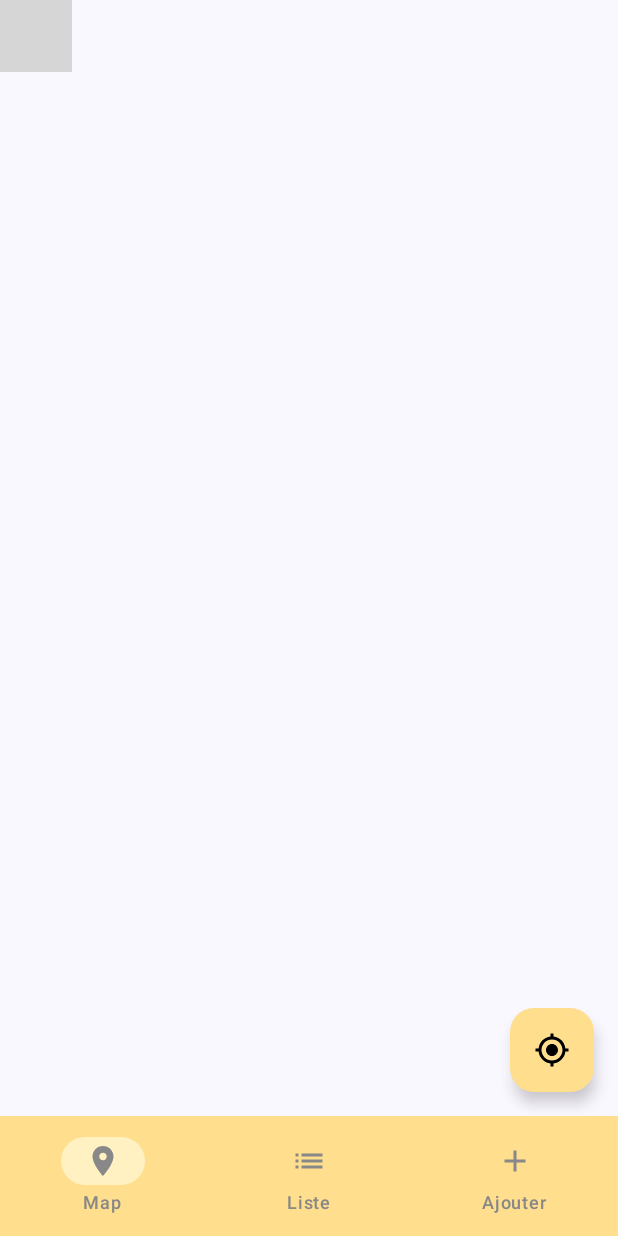
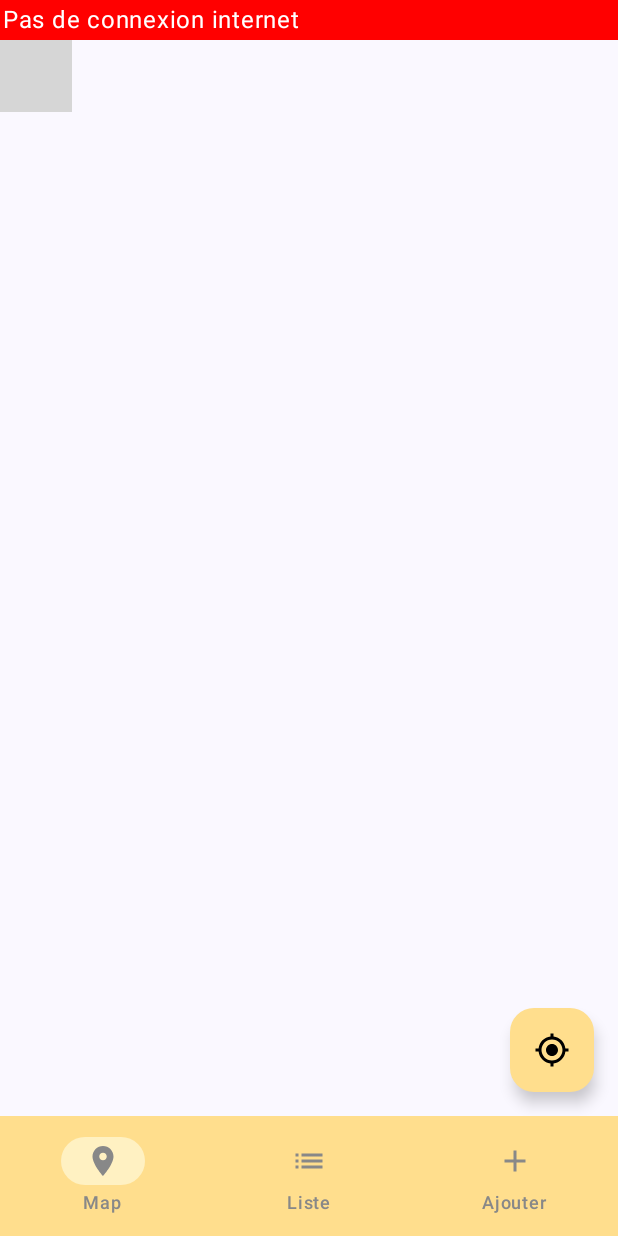
Before and after one commit to helenavan/FoodTruckCompose, an Android app built with Jetpack Compose: the screen it shows after launch (MainActivity), on a phone screen of 412 x 824 dp. Run offline under Robolectric (Android 15) with nearby library versions, the phone set to English and light mode, and no system bars; our stand-ins replace Dagger/Hilt's generated code, Firebase (no records; nobody signed in at launch, a user with empty details on screens opened directly); libraries missing offline, so code that uses them is left out: org.osmdroid.config, org.osmdroid.library, org.osmdroid.tileprovider, org.osmdroid.util, org.osmdroid.views; 9 statements that could not run were skipped; grey boxes are pictures that could not be loaded.

Commit message:
Added connexion banner

```diff
--- a/app/src/main/java/com/toulousehvl/myfoodtruck/MainActivity.kt
+++ b/app/src/main/java/com/toulousehvl/myfoodtruck/MainActivity.kt
@@ -3,12 +3,12 @@ package com.toulousehvl.myfoodtruck
 import android.os.Bundle
 import androidx.activity.ComponentActivity
 import androidx.activity.compose.setContent
-import androidx.activity.viewModels
-import androidx.compose.foundation.layout.Arrangement
+import androidx.compose.foundation.background
 import androidx.compose.foundation.layout.Box
 import androidx.compose.foundation.layout.Column
 import androidx.compose.foundation.layout.PaddingValues
 import androidx.compose.foundation.layout.fillMaxSize
+import androidx.compose.foundation.layout.fillMaxWidth
 import androidx.compose.foundation.layout.padding
 import androidx.compose.material.ExperimentalMaterialApi
 import androidx.compose.material3.BottomAppBar
@@ -17,10 +17,13 @@ import androidx.compose.material3.Scaffold
 import androidx.compose.material3.Surface
 import androidx.compose.material3.Text
 import androidx.compose.runtime.Composable
-import androidx.compose.ui.Alignment
+import androidx.compose.runtime.getValue
 import androidx.compose.ui.Modifier
+import androidx.compose.ui.graphics.Color
+import androidx.compose.ui.text.style.TextAlign
 import androidx.compose.ui.unit.dp
-import androidx.compose.ui.unit.sp
+import androidx.hilt.navigation.compose.hiltViewModel
+import androidx.lifecycle.compose.collectAsStateWithLifecycle
 import androidx.navigation.NavHostController
 import androidx.navigation.compose.rememberNavController
 import com.toulousehvl.myfoodtruck.navigation.BottomNavigationBar
@@ -86,6 +89,8 @@ fun MainScreen(
             }
         }
     ) { innerPadding ->
+        Column {
+            BannerConnexionError()
             Box(
                 modifier = Modifier
                     .padding(
@@ -103,14 +108,23 @@ fun MainScreen(
             }
         }
     }
+}
 
 @Composable
-fun CenterText(text: String) {
-    Column(
-        modifier = Modifier.fillMaxSize(),
-        verticalArrangement = Arrangement.Center,
-        horizontalAlignment = Alignment.CenterHorizontally
+fun BannerConnexionError(mainViewModel: MainViewModel = hiltViewModel()) {
+    val connectionState by mainViewModel.isInternetAvailable.collectAsStateWithLifecycle()
+
+    if (!connectionState) {
+        Box(
+            modifier = Modifier
+                .fillMaxWidth()
+                .background(Color.Red)
         ) {
-        Text(text = text, fontSize = 32.sp)
+            Text(
+                text = "Pas de connexion internet",
+                modifier = Modifier.padding(1.dp),
+                color = Color.White, textAlign = TextAlign.Center
+            )
         }
     }
+}
--- a/app/src/main/java/com/toulousehvl/myfoodtruck/data/MainViewModel.kt
+++ b/app/src/main/java/com/toulousehvl/myfoodtruck/MainViewModel.kt
@@ -1,10 +1,9 @@
-package com.toulousehvl.myfoodtruck.data
+package com.toulousehvl.myfoodtruck
 
 import android.content.Context
 import android.net.ConnectivityManager
 import android.net.Network
 import androidx.lifecycle.ViewModel
-import com.toulousehvl.myfoodtruck.MainApplication
 import dagger.hilt.android.lifecycle.HiltViewModel
 import kotlinx.coroutines.flow.MutableStateFlow
 import kotlinx.coroutines.flow.StateFlow
@@ -16,8 +15,8 @@ class MainViewModel @Inject constructor() : ViewModel() {
     private val _isInternetAvailable = MutableStateFlow(false)
     val isInternetAvailable: StateFlow<Boolean> = _isInternetAvailable
 
-    fun setInternetAvailability(isAvailable: Boolean) {
-        _isInternetAvailable.value = isAvailable
+    init {
+        monitorInternetConnection()
     }
 
     private fun monitorInternetConnection() {
```
Lines whose indentation alone changed are shown as unchanged.
